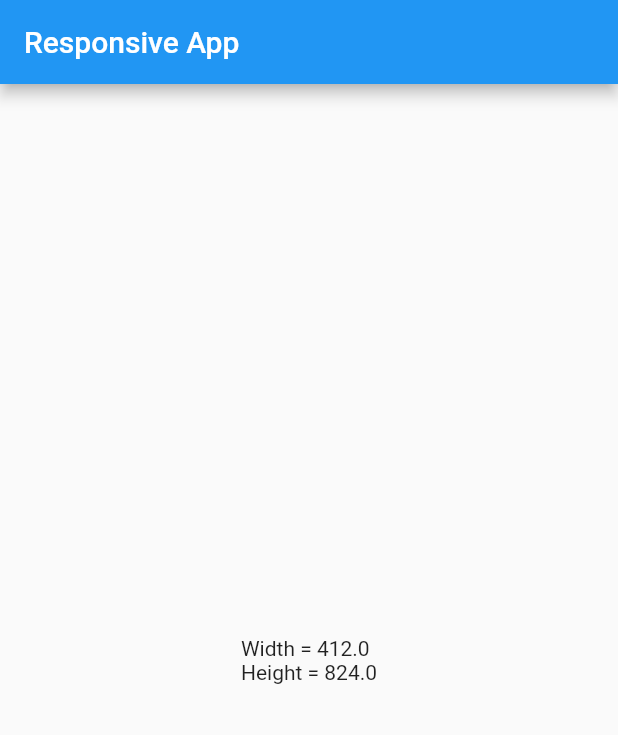
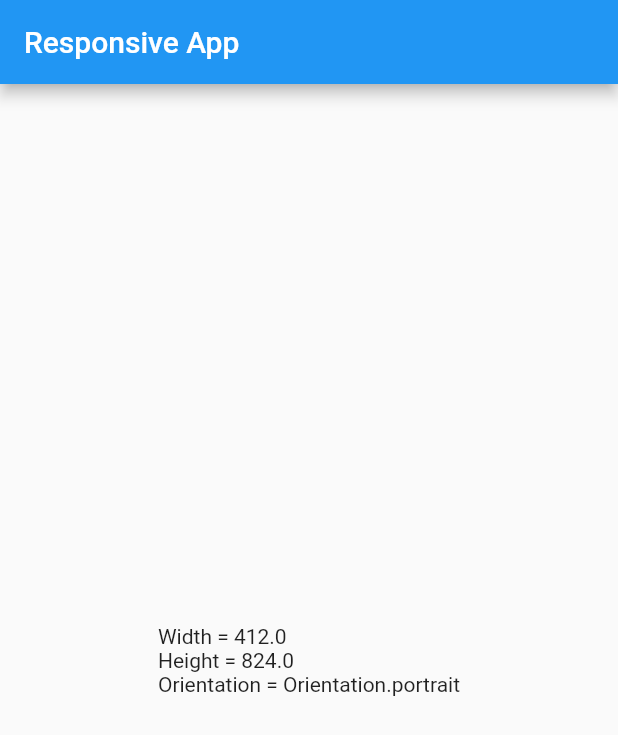
Before and after one commit to princebioh/Responsive-UI-Flutter, a Flutter app: the screen it shows after launch, on a phone screen of 412 x 824 dp. Shown: the top 735 px of the screen. Run offline on Flutter 3.47's test engine with Material 2 defaults, Android fonts, the phone set to English and light mode, and no system bars.

Commit message:
Orientation Check

```diff
--- a/lib/pages/homepage.dart
+++ b/lib/pages/homepage.dart
@@ -7,13 +7,14 @@ class HomePage extends StatelessWidget {
   Widget build(BuildContext context) {
     final width = MediaQuery.of(context).size.width;
     final height = MediaQuery.of(context).size.height;
+    final orientation = MediaQuery.of(context).orientation;
 
     return Scaffold(
       appBar: AppBar(
         title: const Text("Responsive App"),
       ),
       body: Center(
-        child: Text("Width = $width\nHeight = $height"),
+        child: Text("Width = $width\nHeight = $height\nOrientation = $orientation"),
       ),
     );
   }
```
